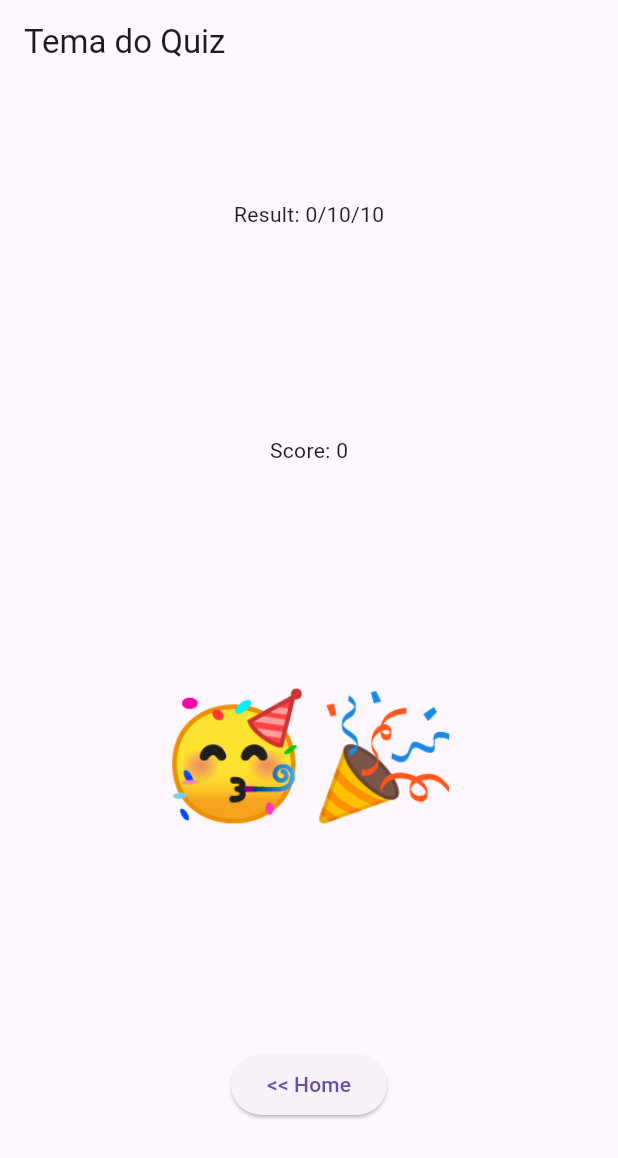
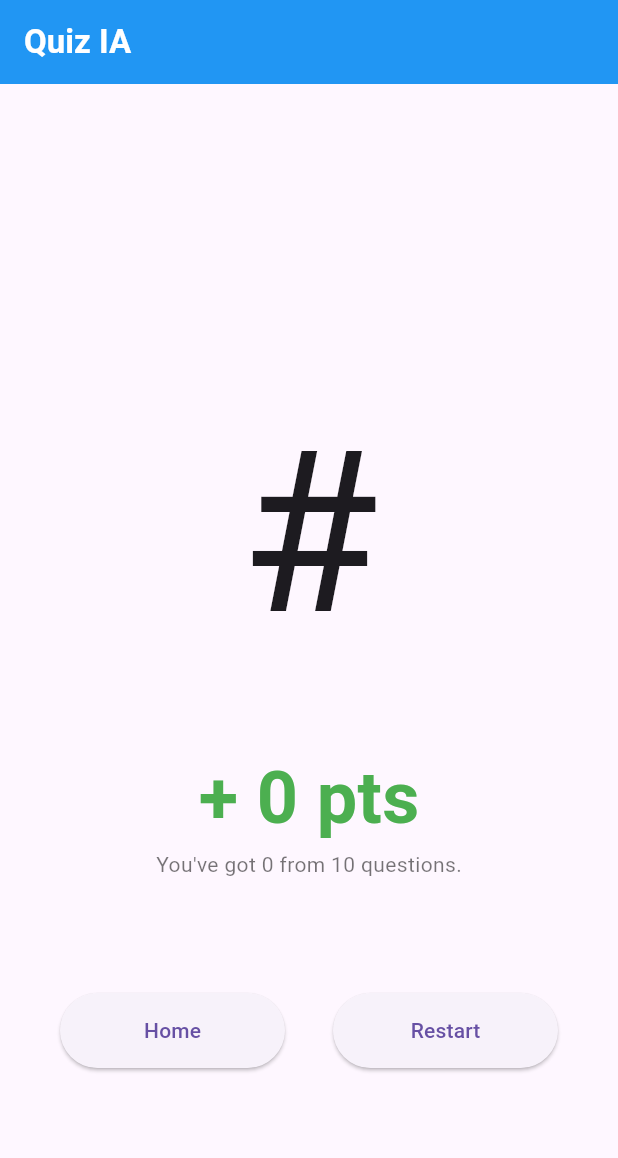
Before and after one commit to cardosotv/app_quiz, a Flutter app: the QuestionResult screen opened directly with empty values, on a phone screen of 412 x 824 dp. Shown: the top 1158 px of the screen. Run offline on Flutter 3.47's test engine with Material 3 defaults, Android fonts, the phone set to English and light mode, and no system bars; our stand-ins replace bloc, equatable, flutter_bloc, material_design_icons_flutter.

Commit message:
layout adjustments on result screen

```diff
--- a/lib/features/home/data/models/models_subjects.dart
+++ b/lib/features/home/data/models/models_subjects.dart
@@ -1,7 +1,7 @@
 import 'package:app_quiz/features/quiz_answer/data/repositories/quiz.dart';
 import 'package:app_quiz/features/home/domain/entities/entity_subjects.dart';
-import 'package:material_design_icons_flutter/material_design_icons_flutter.dart';
-import 'package:flutter/material.dart';
+
+
 
 class SubjectModal extends Subject {
 
--- a/lib/features/quiz_answer/domain/cubit/question_cubit.dart
+++ b/lib/features/quiz_answer/domain/cubit/question_cubit.dart
@@ -4,7 +4,7 @@ import 'package:bloc/bloc.dart';
 import 'package:equatable/equatable.dart';
 import 'package:app_quiz/core/data/repositories/global_var.dart';
 import 'package:app_quiz/features/quiz_answer/domain/entities/answer_entity.dart';
-
+import 'package:flutter/material.dart';
 part 'question_state.dart';
 
 class QuestionCubit extends Cubit<QuestionState> {
@@ -12,7 +12,12 @@ class QuestionCubit extends Cubit<QuestionState> {
   Question question = Question();
   List<Answer> listAnswers = [];
   String userAnswer = "";
-  var resultMatch = {'score': 0, 'hits':'0/10', 'emoji':'#'};
+  var resultMatch = {'score': 0,
+                      'hits': 0,
+                      'emoji':'#',
+                      'message': ' ',
+                      'subMessage': ' '
+                    };
   double matchScore = 0.0;
   List randomList = indexListQuestion;
   QuestionCubit() : super(QuestionEmpty());
@@ -41,7 +46,7 @@ class QuestionCubit extends Cubit<QuestionState> {
     emit(QuestionAnswered());
   }
 
-  Future<void> setAnswerQuestion({int time = 5}) async {
+  Future<void> setAnswerQuestion({int time = 1}) async {
   // purpose: set the user answer identifying if the answer was correct and calculating the score
   // 1. identifying if the answer was correct
   // 2. Calculate the score
@@ -62,10 +67,46 @@ class QuestionCubit extends Cubit<QuestionState> {
   // purpose: This function should calculate the match score.
   // 1. sum the result of each match
   // 2. add the score of match to user score.
+    int hits=0;
     for (Answer answer in listAnswers) {
       matchScore = matchScore + answer.score;
+      hits = hits + (answer.correct ? 1 : 0);
     }
     resultMatch['score'] = matchScore;
+    resultMatch['hits'] = hits;
+    if(matchScore > 850){
+      resultMatch['message'] = "You are the best!";
+      resultMatch['subMessage'] = "This match was absolutely phenomenal.";
+      resultMatch['emoji'] = "🏆";
+    }
+    else if(matchScore > 700){
+      resultMatch['message'] = "Congratulations!";
+      resultMatch['subMessage'] = "You are really good.";
+      resultMatch['emoji'] = "🎉";
+      }
+    else if(matchScore > 500){
+      resultMatch['message'] = "Good effort!";
+      resultMatch['subMessage'] = "You are on the right trackt.";
+      resultMatch['emoji'] = "👏";
+    }
+    else if(matchScore > 300){
+      resultMatch['message'] = "It's a stumble!";
+      resultMatch['subMessage'] = "Keep your head up, there's always room for improvement.";
+      resultMatch['emoji'] = "😬";
+    }
+    else {
+      resultMatch['message'] = "Terrible!";
+      resultMatch['subMessage'] = "Improve your self and get back in the game.";
+      resultMatch['emoji'] = "😱";
+
+    }
+    //  'message': ' ',
+    //  'color_score': ' '
     loggedUser.score += loggedUser.score + matchScore.toInt();
   }
+
+  Widget widgetResult() {
+
+    return Container();
+  }
 }
--- a/lib/features/quiz_answer/view/pages/quiz_result.dart
+++ b/lib/features/quiz_answer/view/pages/quiz_result.dart
@@ -1,8 +1,6 @@
 import 'package:app_quiz/features/quiz_answer/domain/cubit/question_cubit.dart';
 import 'package:flutter/material.dart';
-import 'package:app_quiz/features/quiz_answer/domain/entities/answer_entity.dart';
 import 'package:app_quiz/features/home/view/pages/home.dart';
-import 'package:app_quiz/core/data/repositories/global_var.dart';
 
 class QuestionResult extends StatefulWidget {
   static const routeName = '/questionResult';
@@ -16,30 +14,103 @@ class _QuestionResultState extends State<QuestionResult> {
   @override
   Widget build(BuildContext context) {
     var parameters = ModalRoute.of(context)!.settings.arguments as QuestionCubit;
+    var maxWidth = MediaQuery.of(context).size.width;
     //int hits = parameters.where((filter) => filter.correct == true).length;
     //double quizScore = _calculateQuizScore(parameters);
 
     return Scaffold(
       appBar: AppBar(
         automaticallyImplyLeading: false,
-        title: const Text('Tema do Quiz', textDirection: TextDirection.ltr,),
+        backgroundColor: Colors.blue,
+        title: const Text('Quiz IA',
+                textDirection: TextDirection.ltr,
+                style: TextStyle(color: Colors.white,
+                fontWeight: FontWeight.bold),
+                ),
       ),
       body: Container(
         padding: const EdgeInsets.all(8.0),
         alignment: Alignment.center,
         child: Column(
-          mainAxisAlignment: MainAxisAlignment.spaceAround,
+          mainAxisAlignment: MainAxisAlignment.start,
           children: [
-            //Text('Result: ${hits.toString()}/${parameters.length}'),
-            Text('Result: ${parameters.resultMatch['hits'].toString()}/10'),
-            Text('Score: ${parameters.resultMatch['score'].toString()}'),
-            const Text("🥳🎉",
-              style: TextStyle(fontSize: 80),),
-            ElevatedButton(
-              onPressed: () {
-                  Navigator.pushNamed(context, Home.routeName);
-                  },
-              child: const Text("<< Home"),
+            Container(
+              //height: 200,
+              margin: const EdgeInsets.only(top:80),
+              width: maxWidth,
+              alignment: Alignment.center,
+              child: Column(
+                        mainAxisAlignment: MainAxisAlignment.center,
+                        children: [
+                        Text(parameters.resultMatch['message'].toString(),
+                          style: const TextStyle(fontSize: 38,
+                            fontWeight: FontWeight.bold,
+                            color: Colors.black54,
+                          ),
+                        ),
+                        Text(parameters.resultMatch['subMessage'].toString(),
+                          style: const TextStyle(fontSize: 14,
+                            fontWeight: FontWeight.bold,
+                            color: Colors.black54,
+                          ),
+                        ),
+                        ],
+              ),
+            ),
+            Container(
+              alignment: Alignment.center,
+              margin: const EdgeInsets.only(top:30),
+              width: maxWidth,
+              child: Text(parameters.resultMatch['emoji'].toString(),
+                style: const TextStyle(fontSize: 150),),
+            ),
+            Container(
+              height: 100,
+              width: maxWidth,
+              margin: const EdgeInsets.only(top:30),
+              alignment: Alignment.center,
+              child: Column(
+                mainAxisAlignment: MainAxisAlignment.center,
+                children: [
+                  Text('+ ${parameters.resultMatch['score'].toString()} pts',
+                    style: const TextStyle(fontSize: 48,
+                      color: Colors.green,
+                      fontWeight: FontWeight.bold,
+                    ),
+                  ),
+                  Text("You've got ${parameters.resultMatch['hits'].toString()} from 10 questions.",
+                    style: const TextStyle(color: Colors.black54)),
+                ],
+              ),
+            ),
+            Container(
+              alignment: Alignment.center,
+              margin: const EdgeInsets.only(top: 70),
+              child: Row(
+                mainAxisAlignment: MainAxisAlignment.spaceEvenly,
+                children: [
+                  SizedBox(
+                    width: 150,
+                   height: 50,
+                    child: ElevatedButton(
+                      onPressed: () {
+                          Navigator.pushNamed(context, Home.routeName);
+                          },
+                      child: const Text("Home"),
+                    ),
+                  ),
+                  SizedBox(
+                    width: 150,
+                   height: 50,
+                    child: ElevatedButton(
+                      onPressed: () {
+                          Navigator.pushNamed(context, Home.routeName);
+                          },
+                      child: const Text("Restart"),
+                    ),
+                  ),
+                ],
+              ),
             )
           ],
         ),
--- a/lib/features/quiz_answer/view/widgets/question_screen.dart
+++ b/lib/features/quiz_answer/view/widgets/question_screen.dart
@@ -55,8 +55,8 @@ class QuestionOptions extends StatelessWidget {
                         ? null
                         : () => {
                               questionCubit.setAnswerQuestion(),
-                              if (questionCubit.randomList.isNotEmpty){
-                              //if (questionCubit.randomList.length > 9) {
+                              //if (questionCubit.randomList.isNotEmpty){
+                              if (questionCubit.randomList.length > 9) {
                                 questionCubit.getNextQuestion(),
                               } else {
                                 questionCubit.calculateQuizScore(),
```
